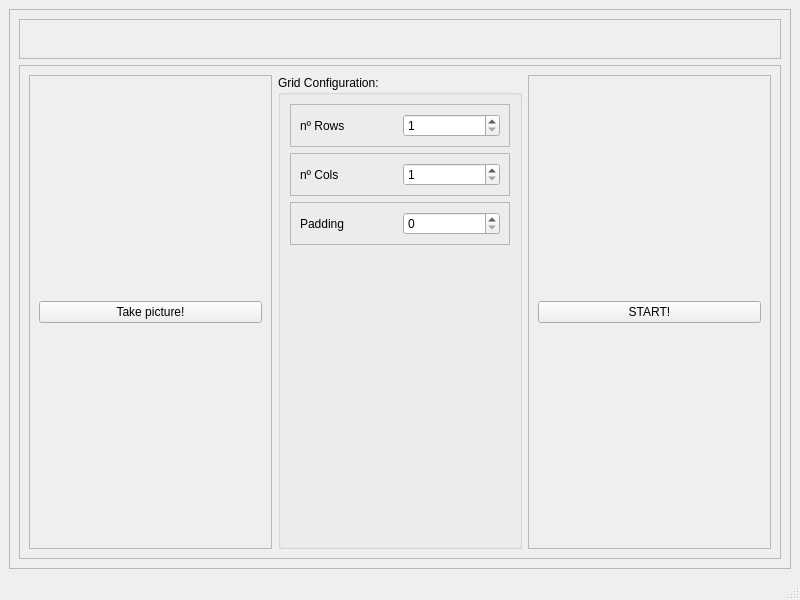
The window that resources/ui/DataAcquisition.ui (TheHawz/Quick-Scan) describes before a commit, drawn with Qt 5.
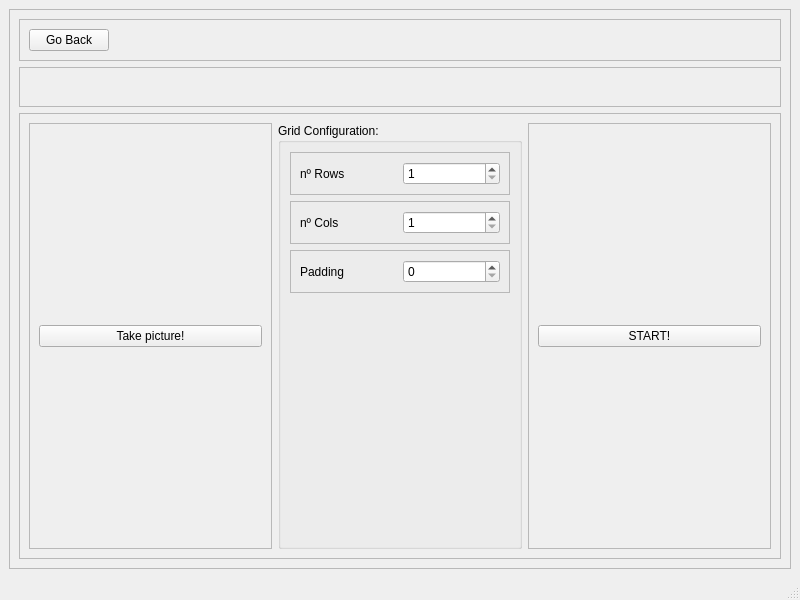
The same window after the commit.

```diff
--- a/resources/ui/DataAcquisition.ui
+++ b/resources/ui/DataAcquisition.ui
@@ -25,7 +25,39 @@
       </property>
       <layout class="QVBoxLayout" name="verticalLayout">
        <item>
-        <widget class="QFrame" name="top_frame">
+        <widget class="QFrame" name="frame_5">
+         <property name="frameShape">
+          <enum>QFrame::StyledPanel</enum>
+         </property>
+         <property name="frameShadow">
+          <enum>QFrame::Raised</enum>
+         </property>
+         <layout class="QHBoxLayout" name="horizontalLayout_9">
+          <item>
+           <widget class="QPushButton" name="pushButton">
+            <property name="text">
+             <string>Go Back</string>
+            </property>
+           </widget>
+          </item>
+          <item>
+           <spacer name="horizontalSpacer_3">
+            <property name="orientation">
+             <enum>Qt::Horizontal</enum>
+            </property>
+            <property name="sizeHint" stdset="0">
+             <size>
+              <width>658</width>
+              <height>20</height>
+             </size>
+            </property>
+           </spacer>
+          </item>
+         </layout>
+        </widget>
+       </item>
+       <item>
+        <widget class="QFrame" name="mid_frame">
          <property name="frameShape">
           <enum>QFrame::StyledPanel</enum>
          </property>
```
